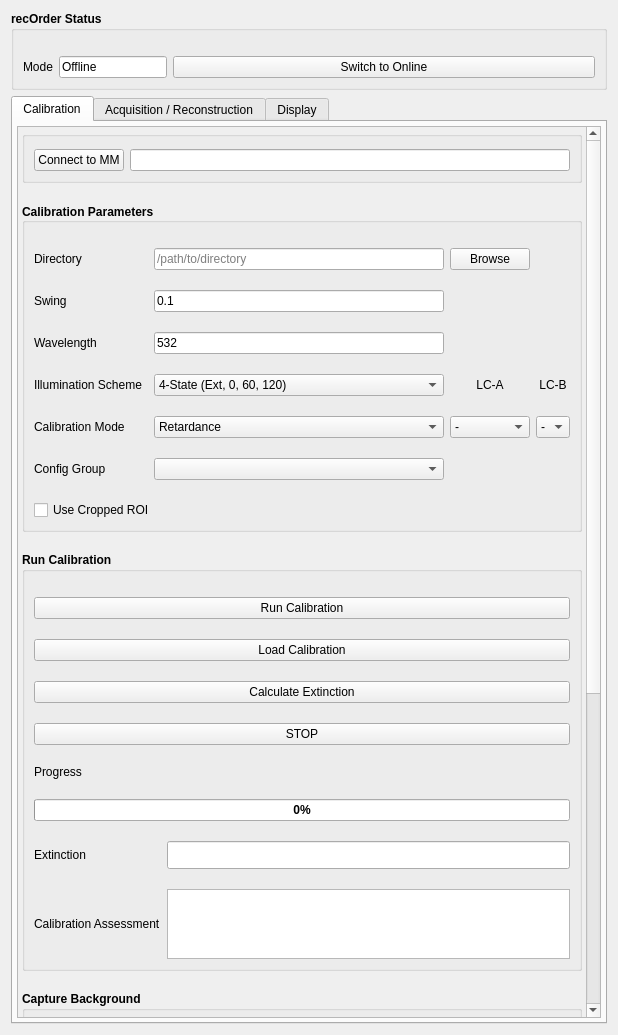
The window that recOrder/plugin/qtdesigner/recOrder_calibration_v5.ui (mehta-lab/waveorder) describes before a commit, drawn with Qt 5.
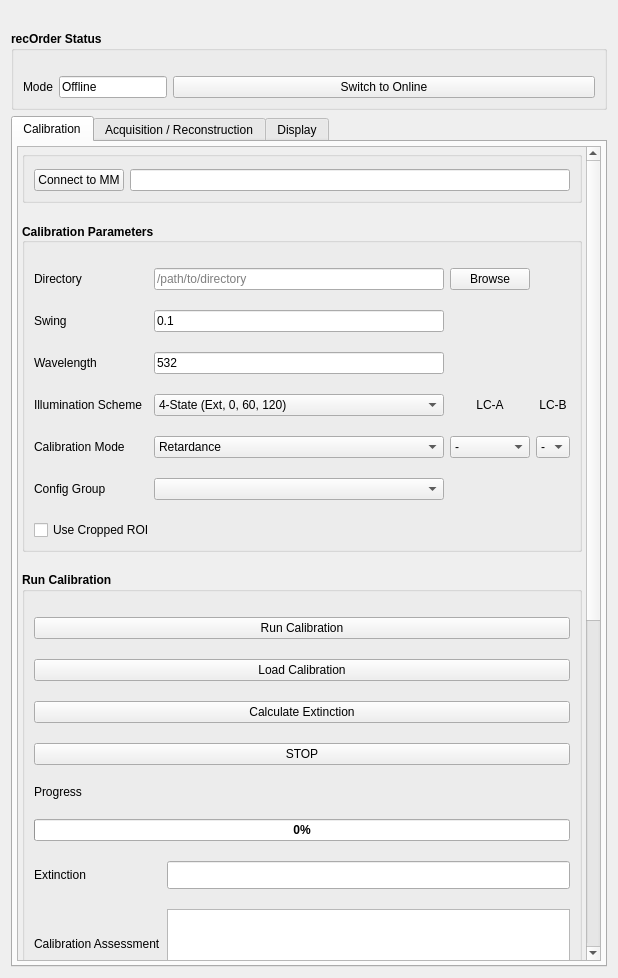
The same window after the commit. Custom widgets are drawn as their Qt base class.

What changed in the file:
```diff
--- a/recOrder/plugin/qtdesigner/recOrder_calibration_v5.ui
+++ b/recOrder/plugin/qtdesigner/recOrder_calibration_v5.ui
@@ -10,7 +10,7 @@
     <x>0</x>
     <y>0</y>
     <width>618</width>
-    <height>1035</height>
+    <height>978</height>
    </rect>
   </property>
   <property name="sizePolicy">
@@ -32,7 +32,89 @@
    <enum>Qt::LeftToRight</enum>
   </property>
   <layout class="QGridLayout" name="gridLayout_7">
-   <item row="1" column="0">
+   <item row="1" column="0" alignment="Qt::AlignTop">
+    <widget class="QGroupBox" name="recon_status">
+     <property name="font">
+      <font>
+       <weight>75</weight>
+       <italic>false</italic>
+       <bold>true</bold>
+      </font>
+     </property>
+     <property name="title">
+      <string>recOrder Status</string>
+     </property>
+     <layout class="QGridLayout" name="gridLayout_22">
+      <property name="topMargin">
+       <number>25</number>
+      </property>
+      <item row="1" column="2">
+       <widget class="QPushButton" name="qbutton_gui_mode">
+        <property name="sizePolicy">
+         <sizepolicy hsizetype="Expanding" vsizetype="Fixed">
+          <horstretch>0</horstretch>
+          <verstretch>0</verstretch>
+         </sizepolicy>
+        </property>
+        <property name="font">
+         <font>
+          <weight>50</weight>
+          <italic>false</italic>
+          <bold>false</bold>
+         </font>
+        </property>
+        <property name="text">
+         <string>Switch to Online</string>
+        </property>
+       </widget>
+      </item>
+      <item row="1" column="0">
+       <widget class="QLabel" name="label_gui_mode">
+        <property name="sizePolicy">
+         <sizepolicy hsizetype="Preferred" vsizetype="Preferred">
+          <horstretch>0</horstretch>
+          <verstretch>0</verstretch>
+         </sizepolicy>
+        </property>
+        <property name="font">
+         <font>
+          <weight>50</weight>
+          <italic>false</italic>
+          <bold>false</bold>
+         </font>
+        </property>
+        <property name="text">
+         <string>Mode</string>
+        </property>
+       </widget>
+      </item>
+      <item row="1" column="1">
+       <widget class="QLineEdit" name="le_gui_mode">
+        <property name="sizePolicy">
+         <sizepolicy hsizetype="Preferred" vsizetype="Fixed">
+          <horstretch>0</horstretch>
+          <verstretch>0</verstretch>
+         </sizepolicy>
+        </property>
+        <property name="font">
+         <font>
+          <weight>50</weight>
+          <italic>false</italic>
+          <bold>false</bold>
+         </font>
+        </property>
+        <property name="text">
+         <string>Offline</string>
+        </property>
+        <property name="readOnly">
+         <bool>true</bool>
+        </property>
+       </widget>
+      </item>
+     </layout>
+    </widget>
+   </item>
+   <item row="2" column="0">
     <widget class="QTabWidget" name="tabWidget">
      <property name="sizePolicy">
       <sizepolicy hsizetype="Preferred" vsizetype="Expanding">
@@ -2851,86 +2933,14 @@
      </widget>
     </widget>
    </item>
-   <item row="0" column="0" alignment="Qt::AlignTop">
-    <widget class="QGroupBox" name="recon_status">
-     <property name="font">
-      <font>
-       <weight>75</weight>
-       <italic>false</italic>
-       <bold>true</bold>
-      </font>
+   <item row="0" column="0">
+    <widget class="QLabel" name="label_logo">
+     <property name="text">
+      <string/>
      </property>
-     <property name="title">
-      <string>recOrder Status</string>
+     <property name="alignment">
+      <set>Qt::AlignCenter</set>
      </property>
-     <layout class="QGridLayout" name="gridLayout_22">
-      <property name="topMargin">
-       <number>25</number>
-      </property>
-      <item row="0" column="0">
-       <widget class="QLabel" name="label_gui_mode">
-        <property name="sizePolicy">
-         <sizepolicy hsizetype="Preferred" vsizetype="Preferred">
-          <horstretch>0</horstretch>
-          <verstretch>0</verstretch>
-         </sizepolicy>
-        </property>
-        <property name="font">
-         <font>
-          <weight>50</weight>
-          <italic>false</italic>
-          <bold>false</bold>
-         </font>
-        </property>
-        <property name="text">
-         <string>Mode</string>
-        </property>
-       </widget>
-      </item>
-      <item row="0" column="1">
-       <widget class="QLineEdit" name="le_gui_mode">
-        <property name="sizePolicy">
-         <sizepolicy hsizetype="Preferred" vsizetype="Fixed">
-          <horstretch>0</horstretch>
-          <verstretch>0</verstretch>
-         </sizepolicy>
-        </property>
-        <property name="font">
-         <font>
-          <weight>50</weight>
-          <italic>false</italic>
-          <bold>false</bold>
-         </font>
-        </property>
-        <property name="text">
-         <string>Offline</string>
-        </property>
-        <property name="readOnly">
-         <bool>true</bool>
-        </property>
-       </widget>
-      </item>
-      <item row="0" column="2">
-       <widget class="QPushButton" name="qbutton_gui_mode">
-        <property name="sizePolicy">
-         <sizepolicy hsizetype="Expanding" vsizetype="Fixed">
-          <horstretch>0</horstretch>
-          <verstretch>0</verstretch>
-         </sizepolicy>
-        </property>
-        <property name="font">
-         <font>
-          <weight>50</weight>
-          <italic>false</italic>
-          <bold>false</bold>
-         </font>
-        </property>
-        <property name="text">
-         <string>Switch to Online</string>
-        </property>
-       </widget>
-      </item>
-     </layout>
     </widget>
    </item>
   </layout>
```
